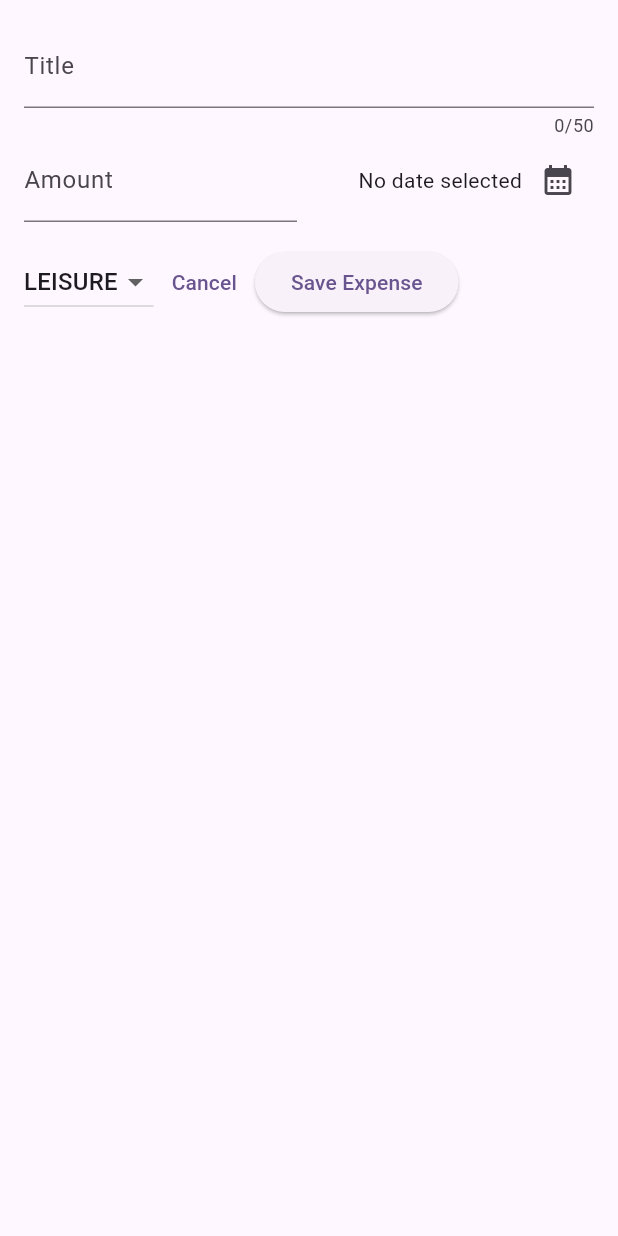
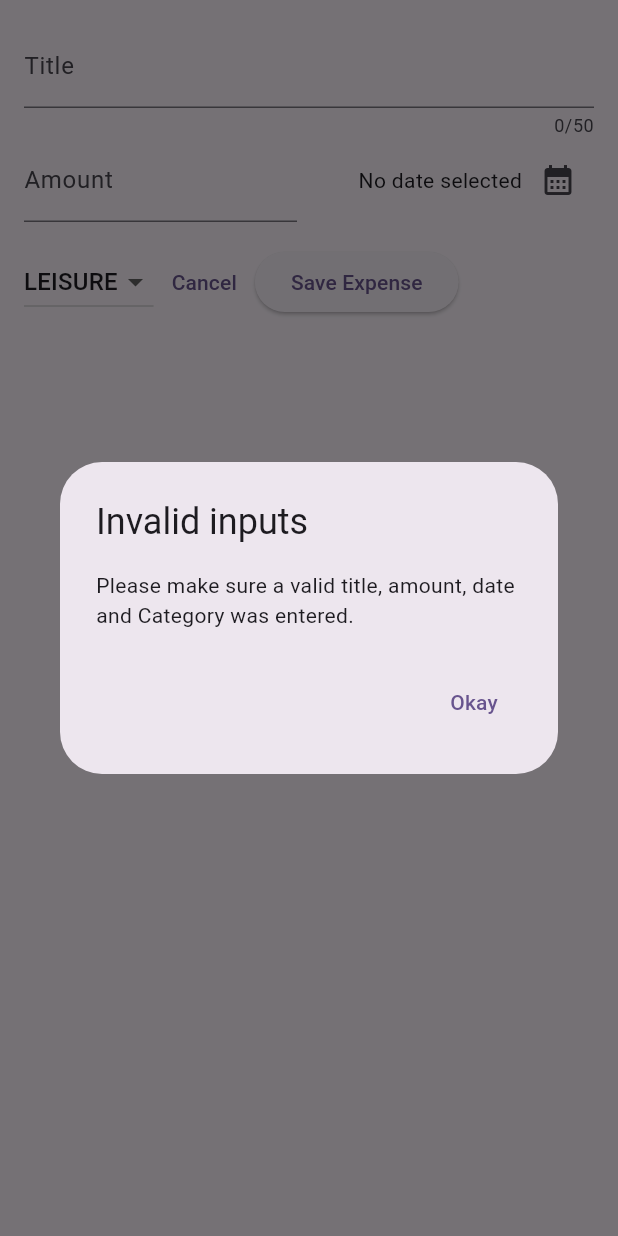
Before and after one commit to flutter-development-rboriba/expense_tracker_app, a Flutter app: the NewExpense widget shown alone on an empty page, opened directly, after a tap on "Save Expense", on a phone screen of 412 x 824 dp. Run offline on Flutter 3.47's test engine with Material 3 defaults, Android fonts, the phone set to English and light mode, and no system bars.

Commit message:
Create validate input method

```diff
--- a/lib/widgets/new_expense.dart
+++ b/lib/widgets/new_expense.dart
@@ -29,6 +29,33 @@ class _NewExpenseState extends State<NewExpense> {
     setState(() {
       _selectedDate = pickedDate;
     });
+  }
+
+  void _submitExpenseData() {
+    // tryParse('Hello') => null, tryParse('1.12') => 1.12
+    final enteredAmount = double.tryParse(_amountController.text);
+    final amountIsInvalid = enteredAmount == null || enteredAmount <= 0;
+    if (_titleController.text.trim().isEmpty ||
+        amountIsInvalid ||
+        _selectedDate == null) {
+      showDialog(
+        context: context,
+        builder: (ctx) => AlertDialog(
+          title: const Text('Invalid inputs'),
+          content: const Text(
+              'Please make sure a valid title, amount, date and Category was entered.'),
+          actions: [
+            TextButton(
+              onPressed: () {
+                Navigator.pop(context);
+              },
+              child: const Text('Okay'),
+            ),
+          ],
+        ),
+      );
+      return;
+    }
   }
 
   @override
@@ -116,10 +143,7 @@ class _NewExpenseState extends State<NewExpense> {
                 child: const Text('Cancel'),
               ),
               ElevatedButton(
-                onPressed: () {
-                  print(_titleController.text);
-                  print(_amountController.text);
-                },
+                onPressed: _submitExpenseData,
                 child: const Text('Save Expense'),
               )
             ],
```
